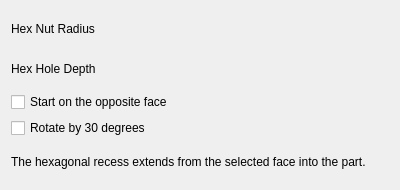
Old version of the form Resources/panels/ffDesign_HexNut.ui in the repository Rahix/FusedFilamentDesign.
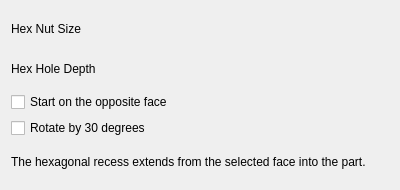
New version of the form. Custom widgets are drawn as their Qt base class.

Commit message: switch to spanner size from diameter #61

Diff of the .ui file:
```diff
--- a/Resources/panels/ffDesign_HexNut.ui
+++ b/Resources/panels/ffDesign_HexNut.ui
@@ -17,7 +17,7 @@
    <item row="0" column="0">
     <widget class="QLabel" name="label">
      <property name="text">
-      <string>Hex Nut Radius</string>
+      <string>Hex Nut Size</string>
      </property>
     </widget>
    </item>
```
Left out of the diff: 4 changed lines with no effect on the pictures. The commit also changes 2 other files.
